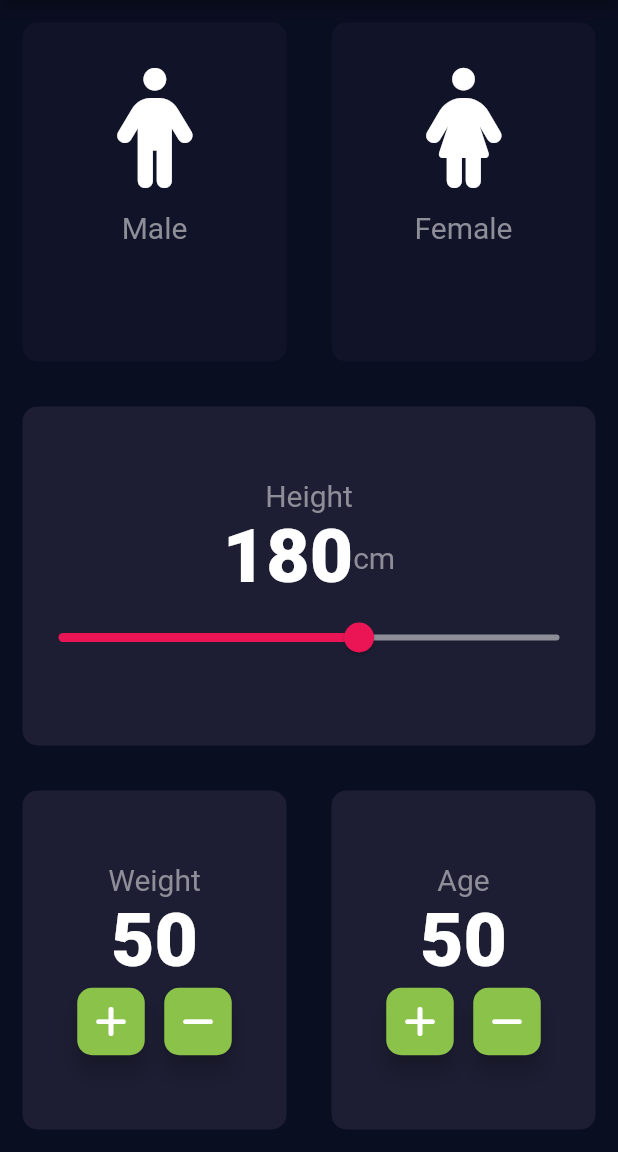
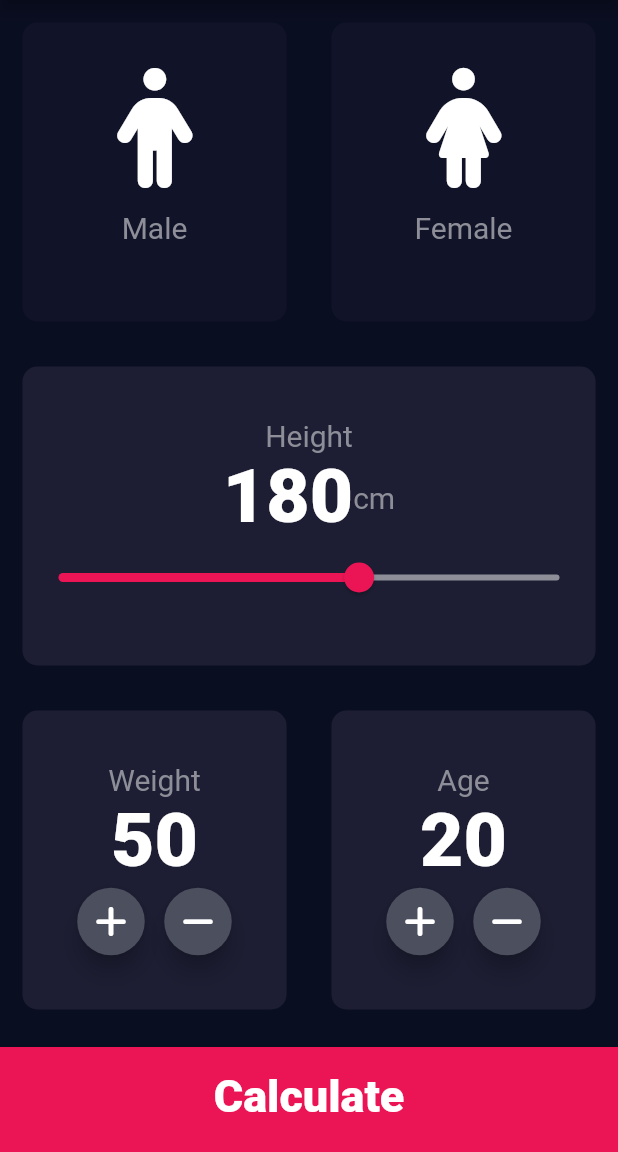
Before and after one commit to hamzarehmandeveloper/Personal_Projects, a Flutter app: the screen it shows after launch, on a phone screen of 412 x 824 dp, the part 84-1236 px from its top. Run offline on Flutter 3.47's test engine with Material 2 defaults, Android fonts, the phone set to English and light mode, and no system bars; our stand-ins replace font_awesome_flutter.

Commit message:
Bottom Container Added

```diff
--- a/BMIcalculator/lib/inputpage.dart
+++ b/BMIcalculator/lib/inputpage.dart
@@ -115,7 +115,6 @@ class _inputpageState extends State<inputpage> {
             ),
 
           ),),
-
           Expanded(child: Row(
             children: <Widget>[
               Expanded(child: Repeatcontainercode(
@@ -172,7 +171,7 @@ class _inputpageState extends State<inputpage> {
                       style: Klabelstyle,
                     ),
                     Text(
-                      weight.toString(),
+                      age.toString(),
                       style: TextStyle(
                         fontSize: 50.0,
                         fontWeight: FontWeight.w900,
@@ -185,7 +184,7 @@ class _inputpageState extends State<inputpage> {
                           icon: FontAwesomeIcons.plus,
                           onPressed: () {
                             setState(() {
-                              weight++;
+                              age++;
                             });
                           },
                         ),
@@ -196,7 +195,7 @@ class _inputpageState extends State<inputpage> {
                           icon: FontAwesomeIcons.minus,
                           onPressed: () {
                             setState(() {
-                              weight--;
+                              age--;
                             });
                           },
                         ),
@@ -207,8 +206,32 @@ class _inputpageState extends State<inputpage> {
               ),
               ),
             ],
-          )),
+          )
+          ),
+          GestureDetector(
+            onTap: () {
 
+            },
+            child: Container(
+              margin: EdgeInsets.only(top: 10.0),
+              padding: EdgeInsets.only(bottom: 20.0),
+              width: double.infinity,
+              height: 70.0,
+              color: Color(0xFFEB1555),
+              child: Center(
+                child: Padding(
+                  padding: const EdgeInsets.only(top: 15.0),
+                  child: Text(
+                    "Calculate",
+                    style: TextStyle(
+                      fontSize: 30.0,
+                      fontWeight: FontWeight.w900,
+                    ),
+                  ),
+                ),
+              ),
+            ),
+          ),
         ],
       ),
     );
@@ -226,8 +249,8 @@ class RoundIconButton extends StatelessWidget {
       onPressed: onPressed,
       child: Icon(icon),
       elevation: 6.0,
-      shape: RoundedRectangleBorder(borderRadius: BorderRadius.circular(10.0)),
-      fillColor: Colors.lightGreen,
+      shape: CircleBorder(),
+      fillColor: Color(0xFF4C4F5E),
       constraints: BoxConstraints.tightFor(width: 45.0, height: 45.0),
     );
   }
```
Also changed, not shown: BMIcalculator/lib/resultFile.dart (added).
